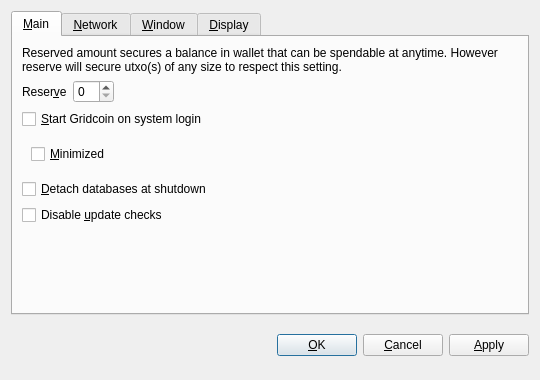
Qt form src/qt/forms/optionsdialog.ui (gridcoin-community/Gridcoin-Research) before a commit.
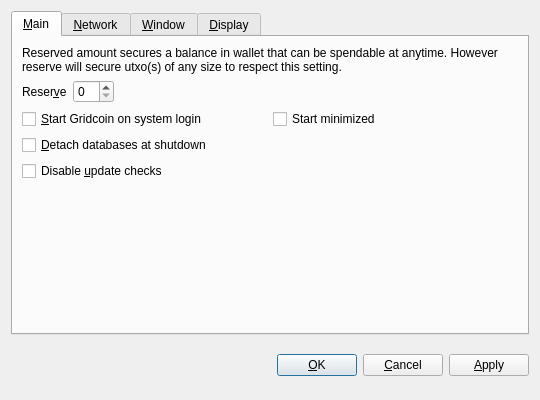
The same form after that commit. Custom widgets are drawn as their Qt base class.

Commit message:
Improve hide functionality of start minimized
Also improve state handling of auto start file.

```diff
--- a/src/qt/forms/optionsdialog.ui
+++ b/src/qt/forms/optionsdialog.ui
@@ -7,7 +7,7 @@
     <x>0</x>
     <y>0</y>
     <width>540</width>
-    <height>380</height>
+    <height>400</height>
    </rect>
   </property>
   <property name="windowTitle">
@@ -77,6 +77,8 @@
         </layout>
        </item>
        <item>
+        <layout class="QHBoxLayout" name="horizontalLayoutGridcoinStartup">
+         <item>
         <widget class="QCheckBox" name="gridcoinAtStartup">
          <property name="toolTip">
           <string>Automatically start Gridcoin after logging in to the system.</string>
@@ -87,20 +89,16 @@
         </widget>
        </item>
        <item>
-        <widget class="QWidget" name="hw_renderer_group" native="true">
-         <layout class="QVBoxLayout" name="verticalLayout_5">
-          <item>
            <widget class="QCheckBox" name="gridcoinAtStartupMinimised">
             <property name="toolTip">
              <string>Chooses to hide the wallet on startup.</string>
             </property>
             <property name="text">
-             <string>&amp;Minimized</string>
+            <string>Start minimized</string>
             </property>
            </widget>
           </item>
          </layout>
-        </widget>
        </item>
        <item>
         <widget class="QCheckBox" name="detachDatabases">
```
Left out of the diff: 3 changed lines with no effect on the pictures. Lines whose indentation alone changed are shown as unchanged. The commit also changes 7 other files.
